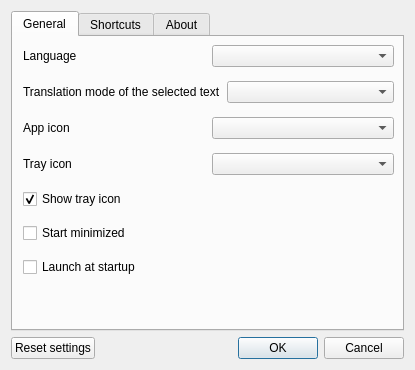
First picture: the form in src/settingsdialog.ui, repository crow-translate/crow-translate, before the edit.
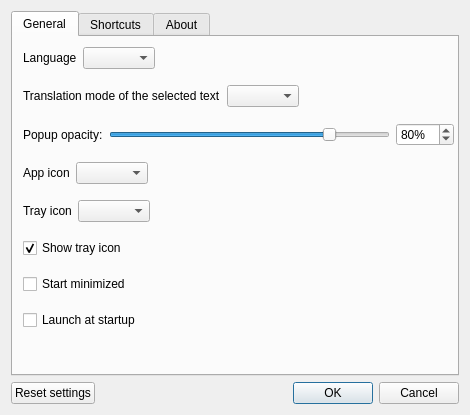
Second picture: the form after the edit. Icons and pictures are not drawn.

Commit message: Add popup window opacity setting

Diff of the .ui file:
```diff
--- a/src/settingsdialog.ui
+++ b/src/settingsdialog.ui
@@ -6,8 +6,8 @@
    <rect>
     <x>0</x>
     <y>0</y>
-    <width>415</width>
-    <height>370</height>
+    <width>470</width>
+    <height>415</height>
    </rect>
   </property>
   <property name="windowTitle">
@@ -52,8 +52,8 @@
         <rect>
          <x>10</x>
          <y>0</y>
-         <width>371</width>
-         <height>249</height>
+         <width>431</width>
+         <height>309</height>
         </rect>
        </property>
        <layout class="QVBoxLayout" name="generalVerticalLayout">
@@ -64,13 +64,39 @@
          <layout class="QHBoxLayout" name="languageHorizontalLayout">
           <item>
            <widget class="QLabel" name="languageLabel">
+            <property name="sizePolicy">
+             <sizepolicy hsizetype="Minimum" vsizetype="Minimum">
+              <horstretch>0</horstretch>
+              <verstretch>0</verstretch>
+             </sizepolicy>
+            </property>
             <property name="text">
              <string>Language</string>
             </property>
            </widget>
           </item>
           <item>
-           <widget class="QComboBox" name="languageComboBox"/>
+           <widget class="QComboBox" name="languageComboBox">
+            <property name="sizePolicy">
+             <sizepolicy hsizetype="Preferred" vsizetype="Fixed">
+              <horstretch>0</horstretch>
+              <verstretch>0</verstretch>
+             </sizepolicy>
+            </property>
+           </widget>
+          </item>
+          <item>
+           <spacer name="languageHorizontalSpacer">
+            <property name="orientation">
+             <enum>Qt::Horizontal</enum>
+            </property>
+            <property name="sizeHint" stdset="0">
+             <size>
+              <width>0</width>
+              <height>0</height>
+             </size>
+            </property>
+           </spacer>
           </item>
          </layout>
         </item>
@@ -86,6 +112,56 @@
           <item>
            <widget class="QComboBox" name="windowModeComboBox"/>
           </item>
+          <item>
+           <spacer name="windowModeHorizontalSpacer">
+            <property name="orientation">
+             <enum>Qt::Horizontal</enum>
+            </property>
+            <property name="sizeHint" stdset="0">
+             <size>
+              <width>40</width>
+              <height>20</height>
+             </size>
+            </property>
+           </spacer>
+          </item>
+         </layout>
+        </item>
+        <item>
+         <layout class="QHBoxLayout" name="horizontalLayout">
+          <item>
+           <widget class="QLabel" name="popupOpacityLabel">
+            <property name="text">
+             <string>Popup opacity:</string>
+            </property>
+           </widget>
+          </item>
+          <item>
+           <widget class="QSlider" name="popupOpacitySlider">
+            <property name="maximum">
+             <number>100</number>
+            </property>
+            <property name="value">
+             <number>80</number>
+            </property>
+            <property name="orientation">
+             <enum>Qt::Horizontal</enum>
+            </property>
+           </widget>
+          </item>
+          <item>
+           <widget class="QSpinBox" name="popupOpacitySpinBox">
+            <property name="suffix">
+             <string notr="true">%</string>
+            </property>
+            <property name="maximum">
+             <number>100</number>
+            </property>
+            <property name="value">
+             <number>80</number>
+            </property>
+           </widget>
+          </item>
          </layout>
         </item>
         <item>
@@ -100,6 +176,19 @@
           <item>
            <widget class="QComboBox" name="appIconComboBox"/>
           </item>
+          <item>
+           <spacer name="appIconHorizontalSpacer">
+            <property name="orientation">
+             <enum>Qt::Horizontal</enum>
+            </property>
+            <property name="sizeHint" stdset="0">
+             <size>
+              <width>40</width>
+              <height>20</height>
+             </size>
+            </property>
+           </spacer>
+          </item>
          </layout>
         </item>
         <item>
@@ -114,6 +203,19 @@
           <item>
            <widget class="QComboBox" name="trayIconComboBox"/>
           </item>
+          <item>
+           <spacer name="trayIconHorizontalSpacer">
+            <property name="orientation">
+             <enum>Qt::Horizontal</enum>
+            </property>
+            <property name="sizeHint" stdset="0">
+             <size>
+              <width>40</width>
+              <height>20</height>
+             </size>
+            </property>
+           </spacer>
+          </item>
          </layout>
         </item>
         <item>
```
Left out of the diff: 16 changed lines with no effect on the pictures. The commit also changes 3 other files.
